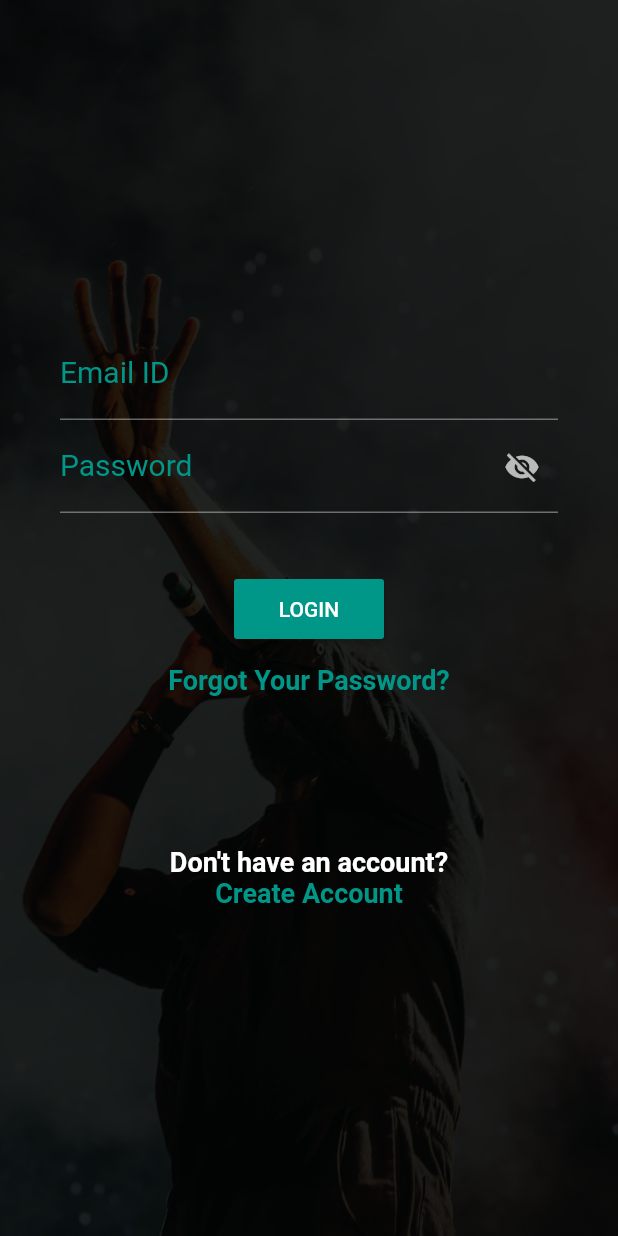
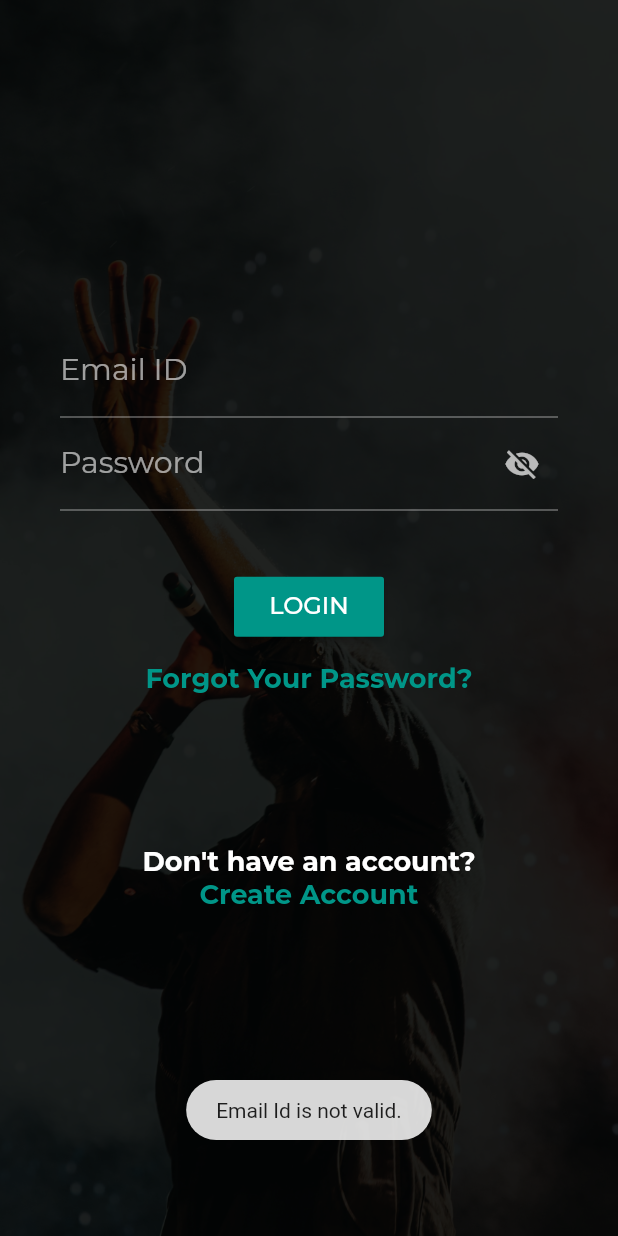
Before and after one commit to Sahil-kachhap/Musical-Match, a Flutter app: the screen it shows after launch, after a tap on "LOGIN", on a phone screen of 412 x 824 dp. Run offline on Flutter 3.47's test engine with Material 2 defaults, Android fonts, the phone set to English and light mode, and no system bars; our stand-ins replace firebase_auth, firebase_core, firebase_database, fluttertoast, google_fonts; accounts and stored records are empty.

```diff
--- a/lib/Presentation/Screens/HomePage.dart
+++ b/lib/Presentation/Screens/HomePage.dart
@@ -9,6 +9,7 @@ class HomePage extends StatefulWidget {
 }
 
 class _HomePageState extends State<HomePage> {
+  final FirebaseAuth firebaseAuth= FirebaseAuth.instance;
   @override
   Widget build(BuildContext context) {
     return Scaffold(
@@ -34,7 +35,9 @@ class _HomePageState extends State<HomePage> {
                 onTap: () {},
               ),
               ListTile(
-                title: Text("Log Out"),
+                title: InkWell(child: Text("Log Out"),onTap: (){
+                  firebaseAuth.signOut();
+                },),
               )
             ],
           )),
--- a/lib/Presentation/Screens/Login_Screen.dart
+++ b/lib/Presentation/Screens/Login_Screen.dart
@@ -1,5 +1,8 @@
+import 'package:firebase_auth/firebase_auth.dart';
+import 'package:firebase_database/firebase_database.dart';
 import 'package:flutter/material.dart';
 import 'package:google_fonts/google_fonts.dart';
+import '../../main.dart';
 import 'Forgot_Password.dart';
 import 'HomePage.dart';
 import 'Register_Page.dart';
@@ -12,6 +15,12 @@ class loginPage extends StatefulWidget {
 }
 
 class _loginPageState extends State<loginPage> {
+
+  TextEditingController EmailController = TextEditingController();
+  TextEditingController PasswordController = TextEditingController();
+
+  final FirebaseAuth firebaseAuth = FirebaseAuth.instance;
+
   bool icon = true;
   @override
   Widget build(BuildContext context) {
@@ -49,16 +58,20 @@ class _loginPageState extends State<loginPage> {
                             crossAxisAlignment: CrossAxisAlignment.center,
                             children: <Widget>[
                               TextFormField(
+                                controller: EmailController,
                                 autovalidateMode: AutovalidateMode.onUserInteraction,
                                 decoration: InputDecoration(
                                   labelText: "Email ID",
+                                  labelStyle: GoogleFonts.montserrat(fontSize: 20.0)
                                 ),
                                 keyboardType: TextInputType.emailAddress,
                               ),
                               TextFormField(
+                                controller: PasswordController,
                                 autovalidateMode: AutovalidateMode.onUserInteraction,
                                 decoration: InputDecoration(
                                     labelText: "Password",
+                                    labelStyle: GoogleFonts.montserrat(fontSize: 20.0),
                                     suffixIcon: IconButton(
                                         icon: icon
                                             ? Icon(Icons.visibility_off)
@@ -81,9 +94,21 @@ class _loginPageState extends State<loginPage> {
                                   textColor: Colors.white,
                                   splashColor: Colors.redAccent,
                                   child: Text(
-                                    "LOGIN",
+                                    "LOGIN",style: GoogleFonts.montserrat(fontSize: 16.0),
                                   ),
-                                  onPressed: () {}
+                                  onPressed: () {
+                                    if(!EmailController.text.contains("@"))
+                                    {
+                                      displayErrorMessage("Email Id is not valid.", context);
+                                    }
+                                    else if(PasswordController.text.isEmpty)
+                                    {
+                                      displayErrorMessage("Password is mandatory.", context);
+                                    }
+                                    else {
+                                      loginUser(context);
+                                    }
+                                  }
                                   ),
                               SizedBox(
                                 height: 13.0,
@@ -99,10 +124,7 @@ class _loginPageState extends State<loginPage> {
                                 },
                                 child: Text(
                                   "Forgot Your Password?",
-                                  style: TextStyle(
-                                      color: Colors.teal,
-                                      fontWeight: FontWeight.bold,
-                                      fontSize: 18.0),
+                                  style: GoogleFonts.montserrat(fontSize: 18.0,color: Colors.teal,fontWeight: FontWeight.bold),
                                 ),
                               ),
                               SizedBox(
@@ -110,10 +132,7 @@ class _loginPageState extends State<loginPage> {
                               ),
                               Text(
                                 "Don't have an account?",
-                                style: TextStyle(
-                                    color: Colors.white,
-                                    fontSize: 18.0,
-                                    fontWeight: FontWeight.bold),
+                                style:GoogleFonts.montserrat(fontWeight: FontWeight.bold,color: Colors.white,fontSize: 18.0)
                               ),
                               InkWell(
                                 onTap: () {
@@ -121,10 +140,7 @@ class _loginPageState extends State<loginPage> {
                                 },
                                 child: Text(
                                   "Create Account",
-                                  style: TextStyle(
-                                      color: Colors.teal,
-                                      fontWeight: FontWeight.bold,
-                                      fontSize: 18.0),
+                                  style: GoogleFonts.montserrat(fontSize: 18.0,fontWeight: FontWeight.bold,color: Colors.teal),
                                 ),
                               )
                             ],
@@ -141,4 +157,32 @@ class _loginPageState extends State<loginPage> {
       ),
     );
   }
+  void loginUser(BuildContext context) async{
+    final User firebaseUser =
+        (await firebaseAuth.signInWithEmailAndPassword(
+            email: EmailController.text, password: PasswordController.text
+        ).catchError((errorMsg){
+          displayErrorMessage("Error: "+errorMsg.toString(), context);
+        })).user;
+
+    if(firebaseUser != null)
+    {
+
+      userRef.child(firebaseUser.uid).once().then((DataSnapshot snap){
+        if(snap.value!=null)
+          {
+            Navigator.pushNamedAndRemoveUntil(context, HomePage.idScreen, (route) => false);
+            displayErrorMessage("You are Logged-in now.", context);
+          }
+        else{
+          firebaseAuth.signOut();
+          displayErrorMessage("No record exist for this user.Please create new account.", context);
+        }
+      });
+
+    }
+    else{
+      displayErrorMessage("Error occured. Cannot Sign in.",context);
+    }
+  }
 }
--- a/lib/Presentation/Screens/Register_Page.dart
+++ b/lib/Presentation/Screens/Register_Page.dart
@@ -179,7 +179,7 @@ class _RegisterPageState extends State<RegisterPage> {
       Map userData ={
         "name": NameController.text.trim(),
         "email": EmailController.text.trim(),
-        "phone": PhoneController.text.trim()
+        "phone": PhoneController.text.trim(),
       };
 
       userRef.child(firebaseUser.uid).set(userData);
```
